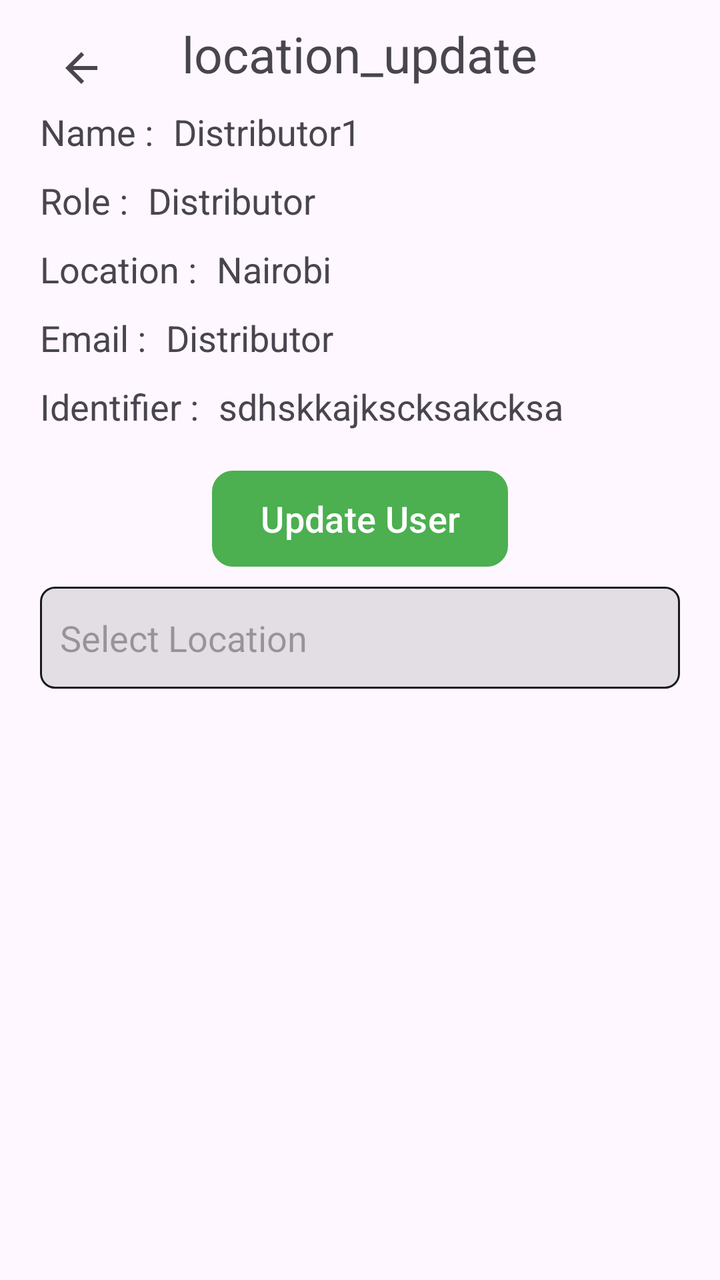
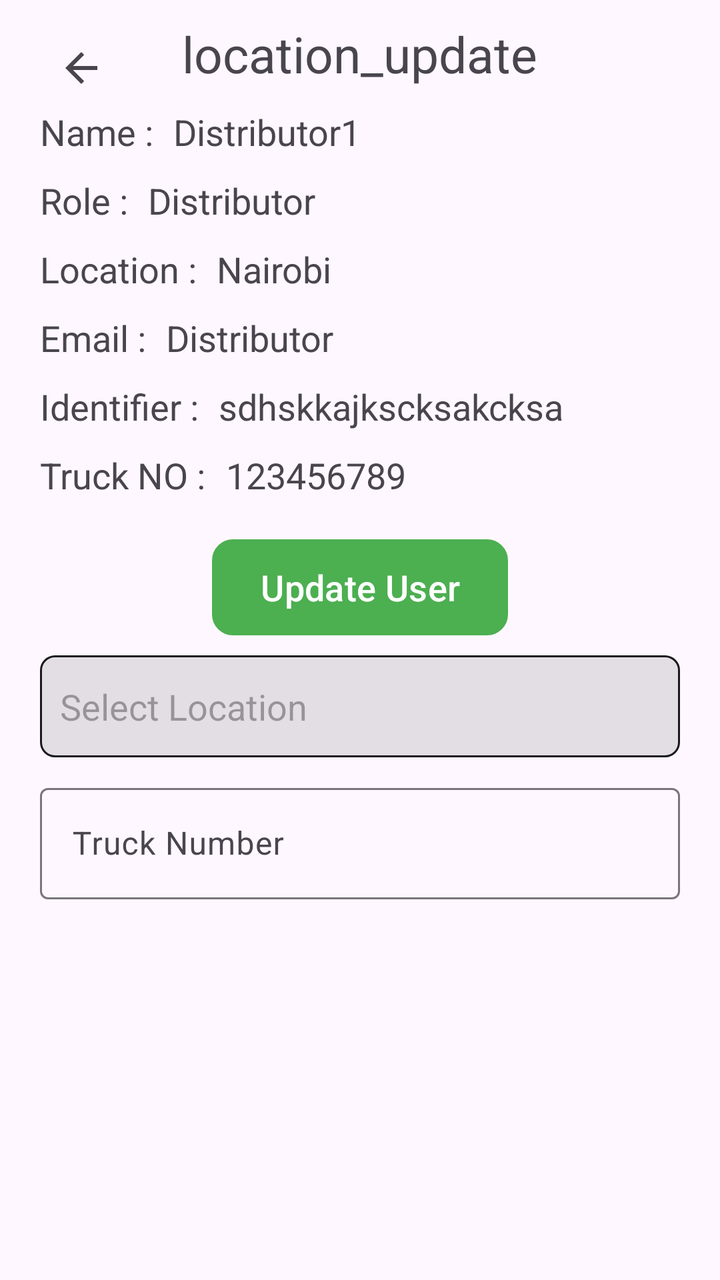

Screens rendered from an Android XML layout before and after an edit, with the pre-edit source and the edit as a unified diff.
<!-- AndroidManifest.xml: application theme Theme.FertiliserDistribution -->
<!-- res/layout/activity_location_update.xml -->
<?xml version="1.0" encoding="utf-8"?>
<ScrollView xmlns:android="http://schemas.android.com/apk/res/android"
    xmlns:app="http://schemas.android.com/apk/res-auto"
    xmlns:tools="http://schemas.android.com/tools"
    android:id="@+id/main"
    android:layout_width="match_parent"
    android:layout_height="match_parent"
    android:fillViewport="true"
    tools:context=".Location_Update">

    <RelativeLayout
        android:layout_width="match_parent"
        android:layout_height="wrap_content"
        android:paddingTop="10dp">

        <ImageButton
            android:background="@color/transparent"
            android:layout_width="51dp"
            android:layout_height="48dp"
            android:src="@drawable/baseline_arrow_back_24"
            android:id="@+id/back"
            android:layout_marginBottom="19dp"
            android:layout_marginStart="15dp"
            android:contentDescription="back_button"
            android:layout_marginEnd="13dp"
            />

        <TextView
            android:id="@+id/textView"
            android:layout_width="wrap_content"
            android:layout_height="wrap_content"
            android:gravity="center"
            android:text="location_update"
            android:textSize="25sp"
            android:layout_alignParentTop="true"
            android:layout_centerInParent="true"

            />

        <TextView
            android:layout_width="wrap_content"
            android:layout_height="wrap_content"
            android:text="Name :"
            android:id="@+id/name_txt"
            android:layout_below="@+id/textView"
            android:layout_marginStart="20dp"
            android:layout_marginTop="10dp"
            android:textSize="18sp"
            />

        <TextView
            android:layout_width="wrap_content"
            android:layout_height="wrap_content"
            android:text="Distributor1"
            android:id="@+id/name_field"
            android:layout_toEndOf="@+id/name_txt"
            android:layout_below="@+id/textView"
            android:layout_marginStart="10dp"
            android:layout_marginTop="10dp"
            android:textSize="18sp"
            />

        <TextView
            android:layout_width="wrap_content"
            android:layout_height="wrap_content"
            android:text="Role :"
            android:id="@+id/role_txt"
            android:layout_below="@+id/name_field"
            android:layout_marginStart="20dp"
            android:layout_marginTop="10dp"
            android:textSize="18sp"
            />

        <TextView
            android:layout_width="wrap_content"
            android:layout_height="wrap_content"
            android:text="Distributor"
            android:id="@+id/role_field"
            android:layout_toEndOf="@+id/role_txt"
            android:layout_below="@+id/name_field"
            android:layout_marginStart="10dp"
            android:layout_marginTop="10dp"
            android:textSize="18sp"
            />

        <TextView
            android:layout_width="wrap_content"
            android:layout_height="wrap_content"
            android:text="Location :"
            android:id="@+id/location_txt"
            android:layout_below="@+id/role_field"
            android:layout_marginStart="20dp"
            android:layout_marginTop="10dp"
            android:textSize="18sp"
            />

        <TextView
            android:layout_width="wrap_content"
            android:layout_height="wrap_content"
            android:text="Nairobi"
            android:id="@+id/location_field"
            android:layout_toEndOf="@+id/location_txt"
            android:layout_below="@+id/role_field"
            android:layout_marginStart="10dp"
            android:layout_marginTop="10dp"
            android:textSize="18sp"
            />

        <TextView
            android:layout_width="wrap_content"
            android:layout_height="wrap_content"
            android:text="Email :"
            android:id="@+id/email_txt"
            android:layout_below="@+id/location_field"
            android:layout_marginStart="20dp"
            android:layout_marginTop="10dp"
            android:textSize="18sp"
            />

        <TextView
            android:layout_width="wrap_content"
            android:layout_height="wrap_content"
            android:text="Distributor"
            android:id="@+id/email_field"
            android:layout_toEndOf="@+id/email_txt"
            android:layout_below="@+id/location_field"
            android:layout_marginStart="10dp"
            android:layout_marginTop="10dp"
            android:textSize="18sp"
            />

        <TextView
            android:layout_width="wrap_content"
            android:layout_height="wrap_content"
            android:text="Identifier :"
            android:id="@+id/identifier_txt"
            android:layout_below="@+id/email_field"
            android:layout_marginStart="20dp"
            android:layout_marginTop="10dp"
            android:textSize="18sp"
            />

        <TextView
            android:layout_width="wrap_content"
            android:layout_height="wrap_content"
            android:text="sdhskkajkscksakcksa"
            android:id="@+id/identifier_field"
            android:layout_toEndOf="@+id/identifier_txt"
            android:layout_below="@+id/email_field"
            android:layout_marginStart="10dp"
            android:layout_marginTop="10dp"
            android:textSize="18sp"
            />

        <Button
            android:layout_width="wrap_content"
            android:layout_height="wrap_content"
            android:text="Update User"
            android:id="@+id/update"
            android:layout_below="@+id/identifier_field"
            android:layout_marginStart="20dp"
            android:layout_marginTop="20dp"
            android:layout_centerHorizontal="true"
            android:textSize="18sp"
            android:background="@drawable/button_shape"
            />

        
        <AutoCompleteTextView
            android:id="@+id/autoCompleteTextView"
            android:layout_width="match_parent"
            android:layout_height="51dp"
            android:layout_below="@+id/update"
            android:layout_marginTop="10dp"
            android:layout_marginLeft="20dp"
            android:layout_marginRight="20dp"
            android:completionThreshold="1"
            android:background="@drawable/textview_design"
            android:hint="Select Location" />


    </RelativeLayout>

</ScrollView>
<!-- resources referenced by this layout -->
<resources>
  <color name="transparent">#00000000</color>
  <!-- drawable baseline_arrow_back_24 (drawable) -->
  <vector xmlns:android="http://schemas.android.com/apk/res/android"
      android:autoMirrored="true"
      android:height="24dp"
      android:tint="?attr/colorControlNormal"
      android:viewportHeight="24"
      android:viewportWidth="24"
      android:width="24dp">
        
      <path android:fillColor="@color/white" android:pathData="M20,11H7.83l5.59,-5.59L12,4l-8,8 8,8 1.41,-1.41L7.83,13H20v-2z"/>
      
  </vector>
  <!-- drawable button_shape (drawable) -->
  <?xml version="1.0" encoding="utf-8"?>
  <shape xmlns:android="http://schemas.android.com/apk/res/android">
      <solid android:color="@color/light_blue" />
      <corners android:radius="10dp" />
      <stroke
          android:width="1dp"
          android:color="@color/gray" />
      <padding
          android:bottom="10dp"
          android:left="10dp"
          android:right="10dp"
          android:top="10dp" />
  
  </shape>
  <!-- drawable textview_design (drawable) -->
  <?xml version="1.0" encoding="utf-8"?>
  <shape xmlns:android="http://schemas.android.com/apk/res/android">
      <solid android:color="#1E1A1A1C" />
      <corners android:radius="7dp" />
      <stroke
          android:width="1dp"
          android:color="#1A1A1C" />
      <padding
          android:bottom="10dp"
          android:left="10dp"
          android:right="10dp"
          android:top="10dp" />
  
  </shape>
  <style name="Theme.FertiliserDistribution" parent="Base.Theme.FertiliserDistribution" />
  <color name="white">#FFFFFFFF</color>
  <color name="light_blue">#2196F3</color>
  <color name="gray">#FF808080</color>
  <style name="Base.Theme.FertiliserDistribution" parent="Theme.Material3.DayNight.NoActionBar">
          
           <item name="colorPrimary">#4CAF50</item>
              <item name="colorPrimaryVariant">#4CAF50</item>
              <item name="android:statusBarColor">#4CAF50</item>
      </style>
</resources>

<!-- the commit's change to res/layout/activity_location_update.xml (unified diff, before → after) -->
@@ -152,12 +152,35 @@
             android:textSize="18sp"
             />
 
+        <TextView
+            android:layout_width="wrap_content"
+            android:layout_height="wrap_content"
+            android:text="Truck NO :"
+            android:id="@+id/truckNO_txt"
+            android:layout_below="@+id/identifier_field"
+            android:layout_marginStart="20dp"
+            android:layout_marginTop="10dp"
+            android:textSize="18sp"
+            />
+
+        <TextView
+            android:layout_width="wrap_content"
+            android:layout_height="wrap_content"
+            android:text="123456789"
+            android:id="@+id/truckNO_field"
+            android:layout_toEndOf="@+id/truckNO_txt"
+            android:layout_below="@+id/identifier_field"
+            android:layout_marginStart="10dp"
+            android:layout_marginTop="10dp"
+            android:textSize="18sp"
+            />
+
         <Button
             android:layout_width="wrap_content"
             android:layout_height="wrap_content"
             android:text="Update User"
             android:id="@+id/update"
-            android:layout_below="@+id/identifier_field"
+            android:layout_below="@+id/truckNO_field"
             android:layout_marginStart="20dp"
             android:layout_marginTop="20dp"
             android:layout_centerHorizontal="true"
@@ -178,6 +201,24 @@
             android:background="@drawable/textview_design"
             android:hint="Select Location" />
 
+        <com.google.android.material.textfield.TextInputLayout
+            android:layout_below="@+id/autoCompleteTextView"
+            android:id="@+id/textField2"
+            android:layout_width="match_parent"
+            android:layout_height="wrap_content"
+            android:layout_marginTop="10dp"
+            android:layout_marginLeft="20dp"
+            android:layout_marginRight="20dp"
+            android:hint="Truck Number">
+
+        <com.google.android.material.textfield.TextInputEditText
+            android:id="@+id/truckNumber"
+            android:inputType="text"
+            android:layout_width="match_parent"
+            android:layout_height="wrap_content"
+            />
+        </com.google.android.material.textfield.TextInputLayout>
+
 
     </RelativeLayout>
 
